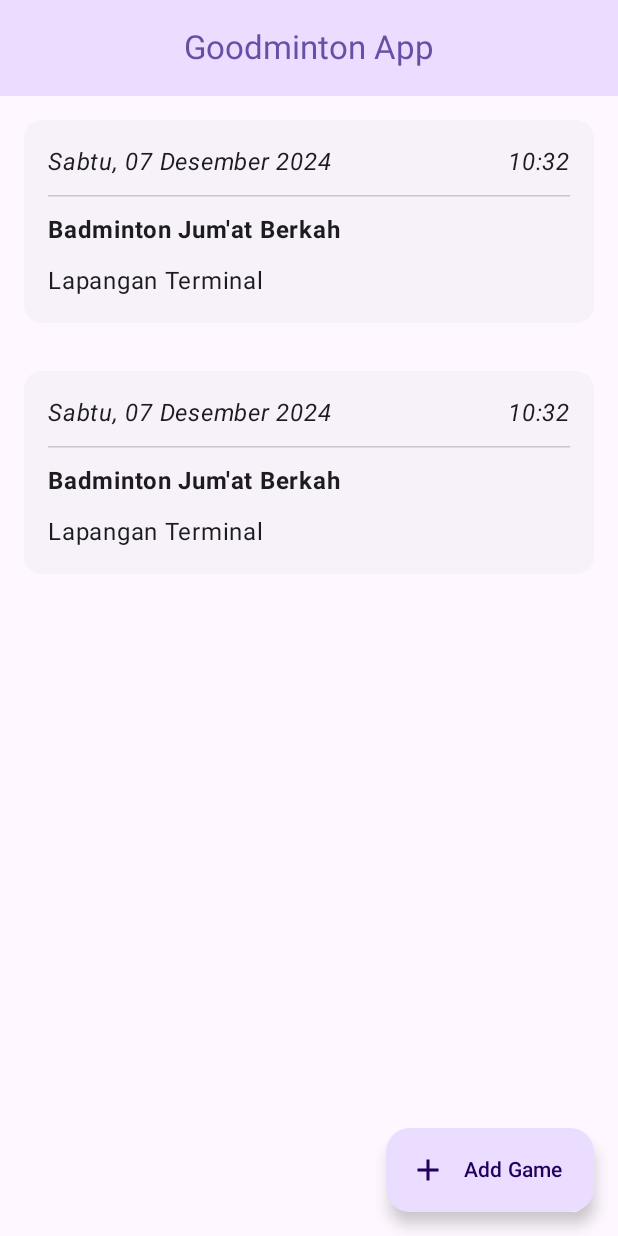
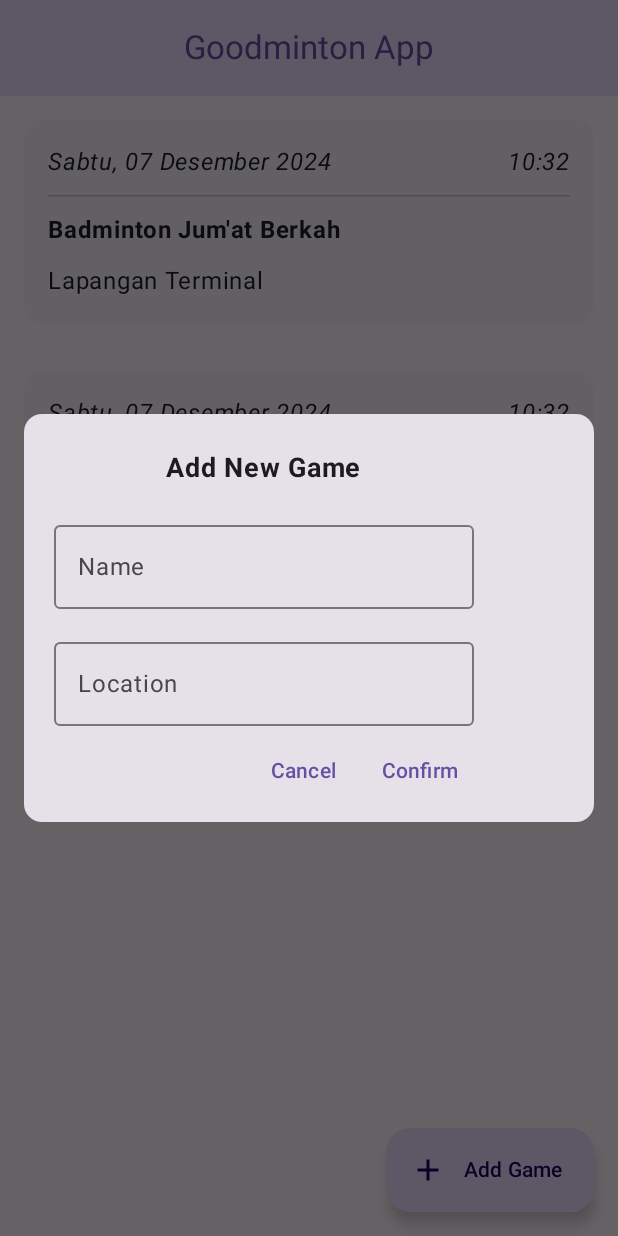
Before and after one commit to delon-nazara/personal-project-goodminton, an Android app built with Jetpack Compose: the screen it shows after launch (MainActivity), after a tap on "Add Game", on a phone screen of 412 x 824 dp. Run offline under Robolectric (Android 15) with nearby library versions, the phone set to English and light mode, and no system bars.

Commit message:
Create add-game-dialog

```diff
--- a/app/src/main/java/com/example/goodminton/MainApp.kt
+++ b/app/src/main/java/com/example/goodminton/MainApp.kt
@@ -7,9 +7,14 @@ import androidx.compose.foundation.lazy.LazyColumn
 import androidx.compose.foundation.lazy.items
 import androidx.compose.material3.Scaffold
 import androidx.compose.runtime.Composable
+import androidx.compose.runtime.getValue
+import androidx.compose.runtime.mutableStateOf
+import androidx.compose.runtime.remember
+import androidx.compose.runtime.setValue
 import androidx.compose.ui.Modifier
 import androidx.compose.ui.tooling.preview.Preview
 import com.example.goodminton.data.source.gameCardList
+import com.example.goodminton.ui.component.AddGameDialog
 import com.example.goodminton.ui.component.FloatingActionButton
 import com.example.goodminton.ui.component.GameCard
 import com.example.goodminton.ui.component.TopBar
@@ -17,12 +22,14 @@ import com.example.goodminton.ui.component.TopBar
 @Preview
 @Composable
 fun MainApp() {
+    var showDialog by remember { mutableStateOf(false) }
+
     Scaffold(
-        topBar = {
-            TopBar()
-        },
+        topBar = { TopBar() },
         floatingActionButton = {
-            FloatingActionButton()
+            FloatingActionButton(
+                onClick = { showDialog = true }
+            )
         }
     ) { innerPadding ->
         Box(
@@ -35,6 +42,11 @@ fun MainApp() {
                     GameCard(gameCard)
                 }
             }
+            if (showDialog) {
+                AddGameDialog(
+                    onDismissRequest = { showDialog = false }
+                )
+            }
         }
     }
 }
--- /dev/null
+++ b/app/src/main/java/com/example/goodminton/ui/component/AddGameDialog.kt
@@ -0,0 +1,122 @@
+package com.example.goodminton.ui.component
+
+import androidx.compose.foundation.background
+import androidx.compose.foundation.layout.Arrangement
+import androidx.compose.foundation.layout.Column
+import androidx.compose.foundation.layout.PaddingValues
+import androidx.compose.foundation.layout.Row
+import androidx.compose.foundation.layout.fillMaxWidth
+import androidx.compose.foundation.layout.height
+import androidx.compose.foundation.layout.padding
+import androidx.compose.foundation.layout.size
+import androidx.compose.foundation.layout.width
+import androidx.compose.material3.Button
+import androidx.compose.material3.Card
+import androidx.compose.material3.OutlinedTextField
+import androidx.compose.material3.Text
+import androidx.compose.material3.TextButton
+import androidx.compose.runtime.Composable
+import androidx.compose.runtime.getValue
+import androidx.compose.runtime.mutableStateOf
+import androidx.compose.runtime.remember
+import androidx.compose.runtime.setValue
+import androidx.compose.ui.Alignment
+import androidx.compose.ui.Modifier
+import androidx.compose.ui.graphics.Color
+import androidx.compose.ui.res.stringResource
+import androidx.compose.ui.text.font.FontWeight
+import androidx.compose.ui.tooling.preview.Preview
+import androidx.compose.ui.unit.dp
+import androidx.compose.ui.unit.sp
+import androidx.compose.ui.window.Dialog
+import com.example.goodminton.R
+
+@Preview
+@Composable
+fun AddGameDialog(
+    onDismissRequest: () -> Unit = {}
+) {
+    var gameName by remember { mutableStateOf("") }
+    var gameLocation by remember { mutableStateOf("") }
+
+    Dialog(
+        onDismissRequest = { onDismissRequest() },
+    ) {
+        Card(
+            modifier = Modifier
+                .fillMaxWidth()
+                .padding(16.dp)
+        ) {
+            Column(
+                horizontalAlignment = Alignment.CenterHorizontally,
+                verticalArrangement = Arrangement.spacedBy(14.dp),
+                modifier = Modifier.padding(20.dp)
+            ) {
+                Text(
+                    text = stringResource(R.string.agd_title),
+                    fontSize = 18.sp,
+                    fontWeight = FontWeight.Bold,
+                    modifier = Modifier.padding(vertical = 4.dp)
+                )
+                TextInput(
+                    value = gameName,
+                    onValueChange = { gameName = it },
+                    label = R.string.agd_name
+                )
+                TextInput(
+                    value = gameLocation,
+                    onValueChange = { gameLocation = it },
+                    label = R.string.agd_location
+                )
+                Row(
+                    horizontalArrangement = Arrangement.spacedBy(10.dp),
+                    verticalAlignment = Alignment.CenterVertically,
+                    modifier = Modifier.align(Alignment.End)
+                ) {
+                    ActionButton(
+                        onDismissRequest = onDismissRequest,
+                        text = R.string.cancel
+                    )
+                    ActionButton(
+                        onDismissRequest = onDismissRequest,
+                        text = R.string.confirm
+                    )
+                }
+            }
+        }
+    }
+}
+
+@Composable
+fun TextInput(
+    value: String,
+    onValueChange: (String) -> Unit,
+    label: Int
+) {
+    OutlinedTextField(
+        value = value,
+        onValueChange = { onValueChange(it) },
+        label = {
+            Text(
+                text = stringResource(label)
+            )
+        },
+        singleLine = true
+    )
+}
+
+@Composable
+fun ActionButton(
+    onDismissRequest: () -> Unit,
+    text: Int
+) {
+    TextButton(
+        contentPadding = PaddingValues(horizontal = 10.dp),
+        onClick = { onDismissRequest() },
+        modifier = Modifier.height(30.dp)
+    ) {
+        Text(
+            text = stringResource(text)
+        )
+    }
+}
--- a/app/src/main/java/com/example/goodminton/ui/component/FloatingActionButton.kt
+++ b/app/src/main/java/com/example/goodminton/ui/component/FloatingActionButton.kt
@@ -10,9 +10,11 @@ import androidx.compose.ui.res.stringResource
 import com.example.goodminton.R
 
 @Composable
-fun FloatingActionButton() {
+fun FloatingActionButton(
+    onClick: () -> Unit
+) {
     ExtendedFloatingActionButton(
-        onClick = {},
+        onClick = { onClick() },
         icon = {
             Icon(
                 imageVector = Icons.Filled.Add,
--- a/app/src/main/java/com/example/goodminton/ui/component/GameCard.kt
+++ b/app/src/main/java/com/example/goodminton/ui/component/GameCard.kt
@@ -20,7 +20,9 @@ import com.example.goodminton.util.timestampToDate
 import com.example.goodminton.util.timestampToTime
 
 @Composable
-fun GameCard(gameCard: GameCardModel) {
+fun GameCard(
+    gameCard: GameCardModel
+) {
     ElevatedCard(
         onClick = {},
         modifier = Modifier
@@ -35,28 +37,25 @@ fun GameCard(gameCard: GameCardModel) {
         ) {
             Row(
                 horizontalArrangement = Arrangement.SpaceBetween,
-                modifier = Modifier.fillMaxWidth(),
+                modifier = Modifier.fillMaxWidth()
             ) {
                 Text(
                     text = timestampToDate(gameCard.timestamp),
-                    fontStyle = FontStyle.Italic,
-
+                    fontStyle = FontStyle.Italic
                 )
                 Text(
                     text = timestampToTime(gameCard.timestamp),
-                    fontStyle = FontStyle.Italic,
-
+                    fontStyle = FontStyle.Italic
                 )
             }
             HorizontalDivider()
             Text(
                 text = gameCard.name,
                 fontSize = 16.sp,
-                fontWeight = FontWeight.Bold,
+                fontWeight = FontWeight.Bold
             )
             Text(
-                text = gameCard.location,
-                modifier = Modifier.padding(0.dp),
+                text = gameCard.location
             )
         }
     }
--- a/app/src/main/java/com/example/goodminton/ui/component/TopBar.kt
+++ b/app/src/main/java/com/example/goodminton/ui/component/TopBar.kt
@@ -15,7 +15,7 @@ fun TopBar() {
     CenterAlignedTopAppBar(
         title = {
             Text(
-                text = stringResource(R.string.top_bar_title)
+                text = stringResource(R.string.tb_title)
             )
         },
         colors = TopAppBarDefaults.centerAlignedTopAppBarColors(
--- a/app/src/main/res/values/strings.xml
+++ b/app/src/main/res/values/strings.xml
@@ -1,5 +1,10 @@
 <resources>
     <string name="app_name">Goodminton</string>
-    <string name="top_bar_title">Goodminton App</string>
+    <string name="tb_title">Goodminton App</string>
     <string name="fab_text">Add Game</string>
+    <string name="agd_title">Add New Game</string>
+    <string name="agd_name">Name</string>
+    <string name="agd_location">Location</string>
+    <string name="cancel">Cancel</string>
+    <string name="confirm">Confirm</string>
 </resources>
```
